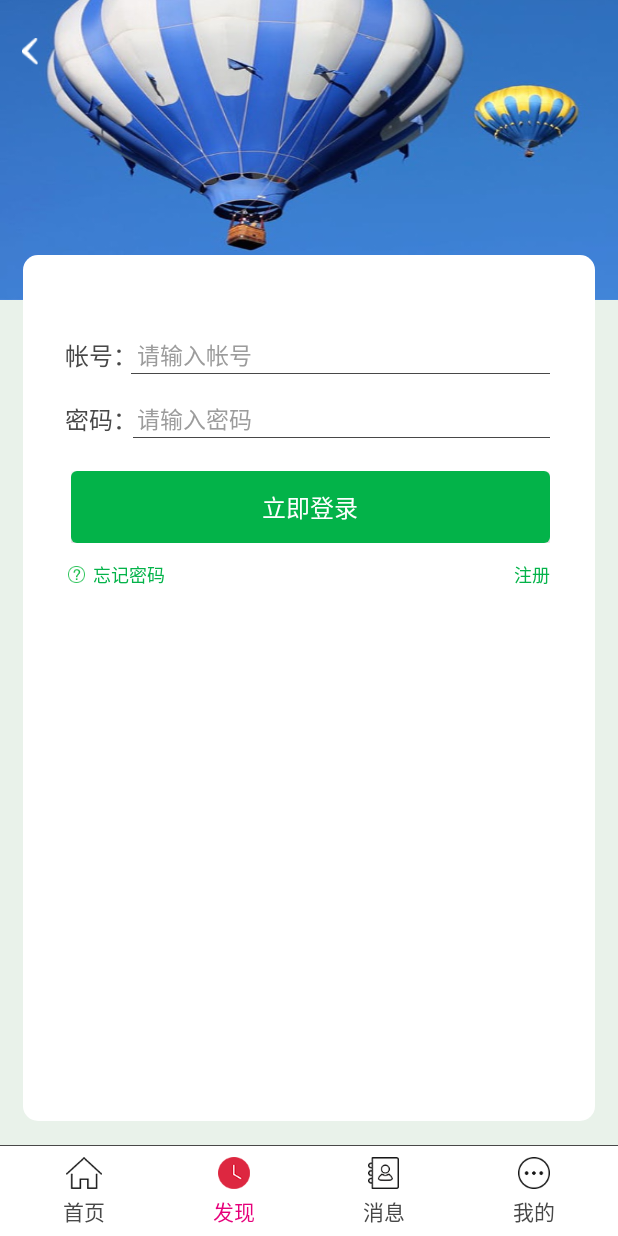
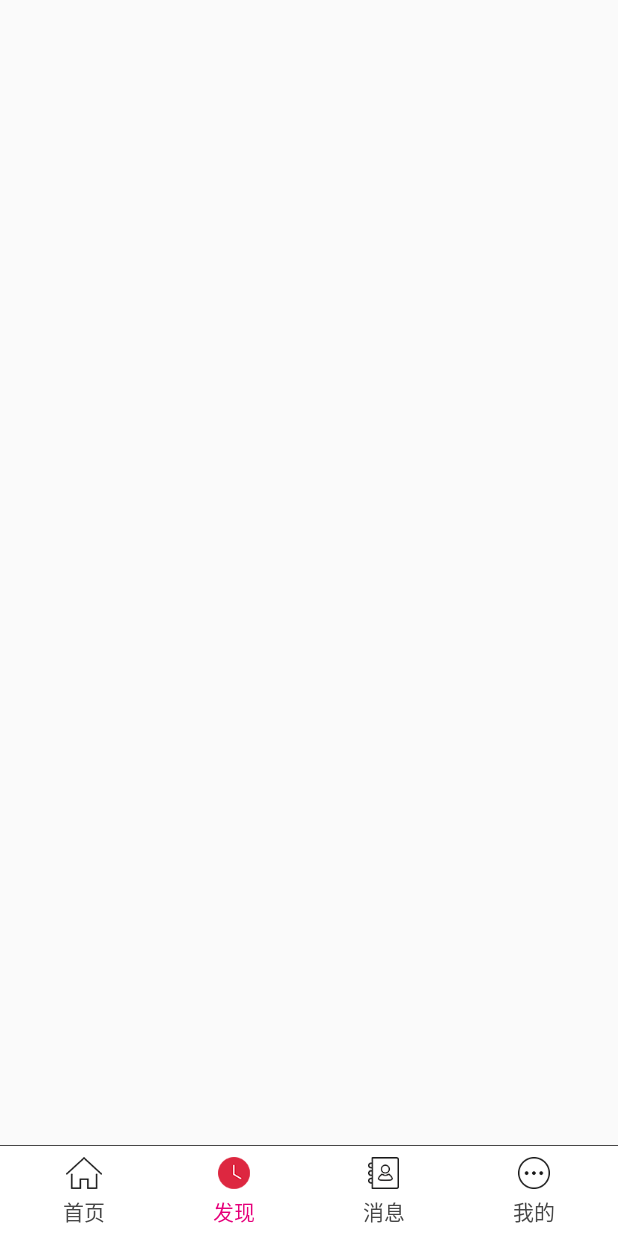
Before and after one commit to guoshanglan/MVP, an Android app: the screen it shows after launch (MainActivity), after a tap on "发现", on a phone screen of 412 x 824 dp. Run offline under Robolectric (Android 15) with nearby library versions, the phone set to English and light mode, and no system bars; our stand-ins replace ButterKnife, CircleImageView, RxJava; 3 statements that could not run were skipped; 1 other tap on this screen came first.

Commit message:
修改登陆界面

```diff
--- a/app/src/main/java/com/example/administrator/hdx_conference_mvp/Url.java
+++ b/app/src/main/java/com/example/administrator/hdx_conference_mvp/Url.java
@@ -11,4 +11,7 @@ public class Url {
 
     //登录接口
     public static String LOGIN=localhost+"/login";
+
+    //找回接口
+    public static String FindPassword=localhost+"/findpassword";
 }
--- a/app/src/main/java/com/example/administrator/hdx_conference_mvp/activity/LoginActivity.java
+++ b/app/src/main/java/com/example/administrator/hdx_conference_mvp/activity/LoginActivity.java
@@ -1,6 +1,7 @@
 package com.example.administrator.hdx_conference_mvp.activity;
 
 import android.content.Context;
+import android.content.Intent;
 import android.os.Bundle;
 import android.support.annotation.Nullable;
 import android.text.TextUtils;
@@ -65,7 +66,7 @@ public class LoginActivity extends BaseActivity  implements LoginView{
                 finish();
                 break;
             case R.id.tv_forgetpassword:   //忘记密码
-
+              startActivity(new Intent(LoginActivity.this,FindPassword_Activity.class));
                 break;
 
             case R.id.tv_resigest:   //注册
--- a/app/src/main/java/com/example/administrator/hdx_conference_mvp/fragment/FindFragment.java
+++ b/app/src/main/java/com/example/administrator/hdx_conference_mvp/fragment/FindFragment.java
@@ -21,7 +21,7 @@ public class FindFragment extends BaseFragment {
     @Nullable
     @Override
     public View onCreateView(LayoutInflater inflater, @Nullable ViewGroup container, @Nullable Bundle savedInstanceState) {
-        view=View.inflate(getActivity(), R.layout.loginactivity,null);
+        view=View.inflate(getActivity(), R.layout.findfragment_layout,null);
         return view;
     }
 
--- a/app/src/main/res/layout/loginactivity.xml
+++ b/app/src/main/res/layout/loginactivity.xml
@@ -156,7 +156,7 @@
                     android:layout_height="wrap_content"
                     android:background="@color/white"
                     android:layout_marginRight="30dp"
-                    android:layout_marginTop="18dp"
+                    android:layout_marginTop="28dp"
                     android:orientation="horizontal">
 
                     <TextView
@@ -197,7 +197,7 @@
                     android:layout_height="wrap_content"
                     android:layout_marginLeft="32dp"
                     android:layout_marginRight="30dp"
-                    android:layout_marginTop="22dp"
+                    android:layout_marginTop="32dp"
                     android:background="@color/white" >
 
                     <Button
```
Also changed, not shown: app/src/main/AndroidManifest.xml (+6 -1 lines).
